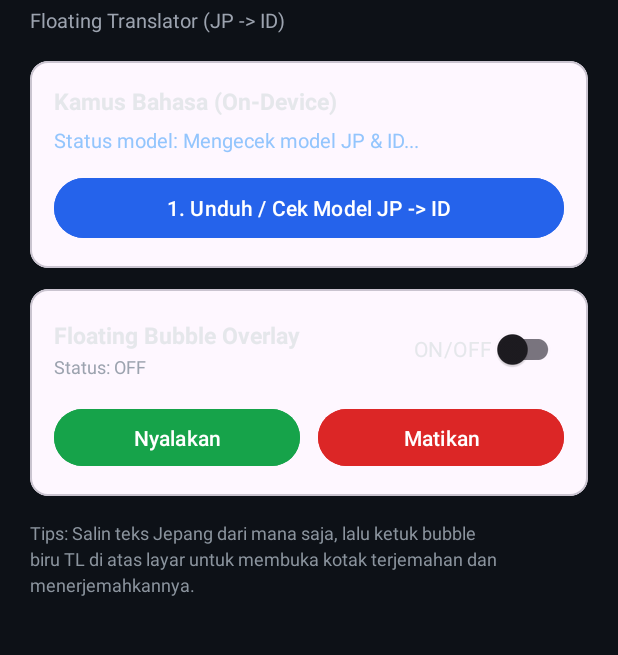
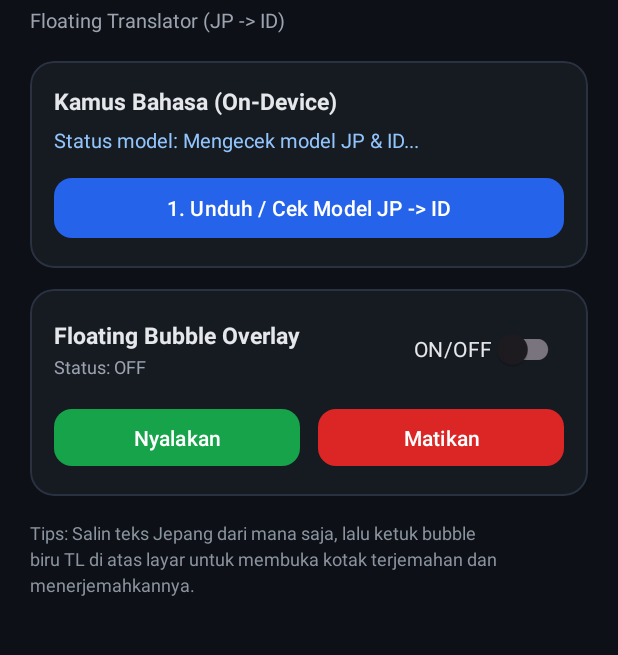
Before and after one commit to GiSan9/screen-bubble-translate, an Android app: the screen it shows after launch (MainActivity), on a phone screen of 412 x 824 dp, the part 79-734 px from its top. Run offline under Robolectric (Android 15) with nearby library versions, the phone set to English and light mode, and no system bars; libraries missing offline, so code that uses them is left out: com.google.mlkit.common, com.google.mlkit.nl; 3 statements that could not run were skipped.

Commit message:
Modify XML layout for activity_main
Updated XML namespace for app attributes and changed strokeWidth values from '1dp' to '1'.

```diff
--- a/app/src/main/res/layout/activity_main.xml
+++ b/app/src/main/res/layout/activity_main.xml
@@ -1,6 +1,6 @@
 <?xml version="1.0" encoding="utf-8"?>
 <ScrollView xmlns:android="http://schemas.android.com/apk/res/android"
-    xmlns:app="http://schemas.android.com/apk/res/android"
+    xmlns:app="http://schemas.android.com/apk/res-auto"
     android:layout_width="match_parent"
     android:layout_height="match_parent"
     android:background="#0D1117"
@@ -36,7 +36,7 @@
             app:cardBackgroundColor="#161B22"
             app:cardCornerRadius="16dp"
             app:strokeColor="#2A3241"
-            app:strokeWidth="1dp">
+            app:strokeWidth="1">
 
             <LinearLayout
                 android:layout_width="match_parent"
@@ -81,7 +81,7 @@
             app:cardBackgroundColor="#161B22"
             app:cardCornerRadius="16dp"
             app:strokeColor="#2A3241"
-            app:strokeWidth="1dp">
+            app:strokeWidth="1">
 
             <LinearLayout
                 android:layout_width="match_parent"
```
